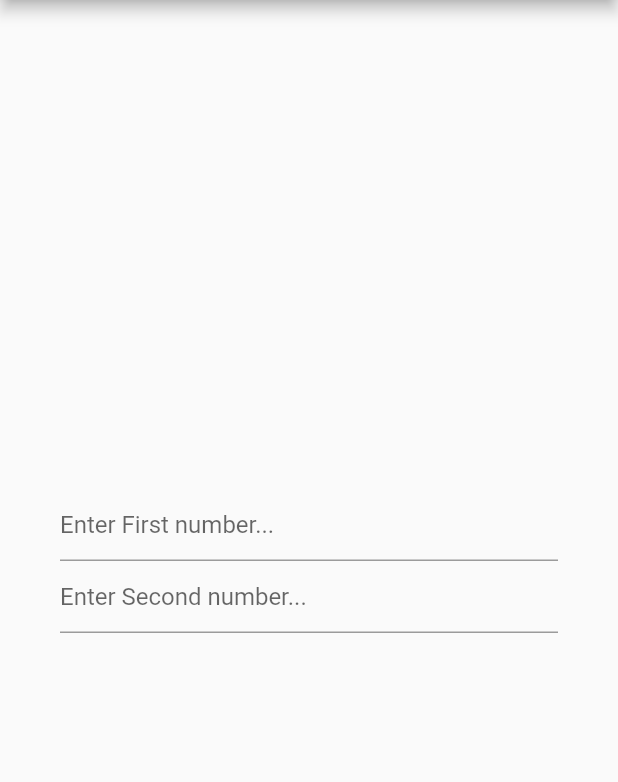
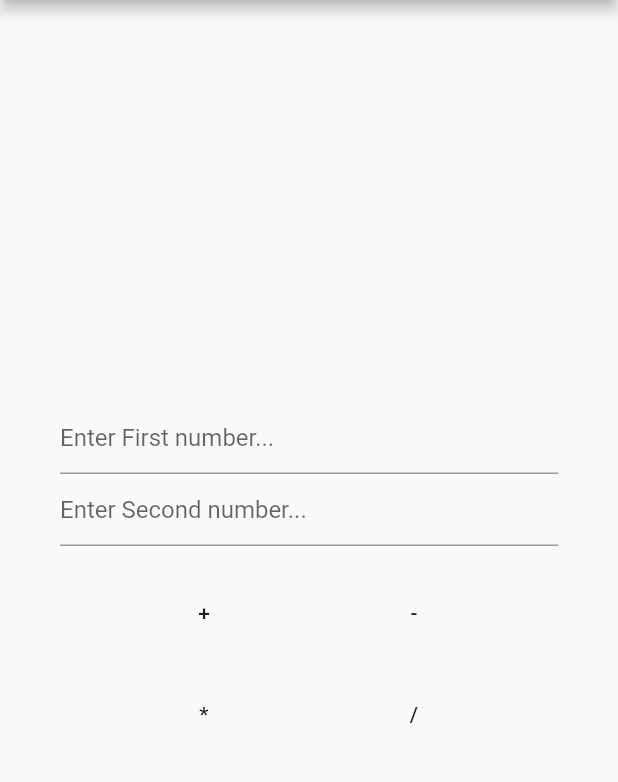
Before and after one commit to gautamamber/Flutter-calculator-app, a Flutter app: the screen it shows after launch, on a phone screen of 412 x 824 dp, the part 84-866 px from its top. Run offline on Flutter 3.47's test engine with Material 2 defaults, Android fonts, the phone set to English and light mode, and no system bars.

Commit message:
add buttons

```diff
--- a/lib/home_page.dart
+++ b/lib/home_page.dart
@@ -30,13 +30,40 @@ class _HomePageState extends State<HomePage> {
               padding: const EdgeInsets.only(top: 20.0),
             ),
             new Row(
-              mainAxisAlignment: MainAxisAlignment.center,
+              mainAxisAlignment: MainAxisAlignment.spaceEvenly,
+              children: <Widget>[
+                new MaterialButton(
+                  child: new Text("+"),
+                  onPressed: (){},
+                ),
+                new MaterialButton(
+                  child: new Text("-"),
+                  onPressed: (){},
+                ),
+
+              ],
+            ),
+            new Padding(
+              padding: const EdgeInsets.only(top: 20.0),
+            ),
+             new Row(
+              mainAxisAlignment: MainAxisAlignment.spaceEvenly,
+              children: <Widget>[
+                new MaterialButton(
+                  child: new Text("*"),
+                  onPressed: (){},
+                ),
+                new MaterialButton(
+                  child: new Text("/"),
+                  onPressed: (){},
+                ),
+
+              ],
             )
 
           ],
         ),
         ),
-      ),
-    );
+      );
   }
 }
```
